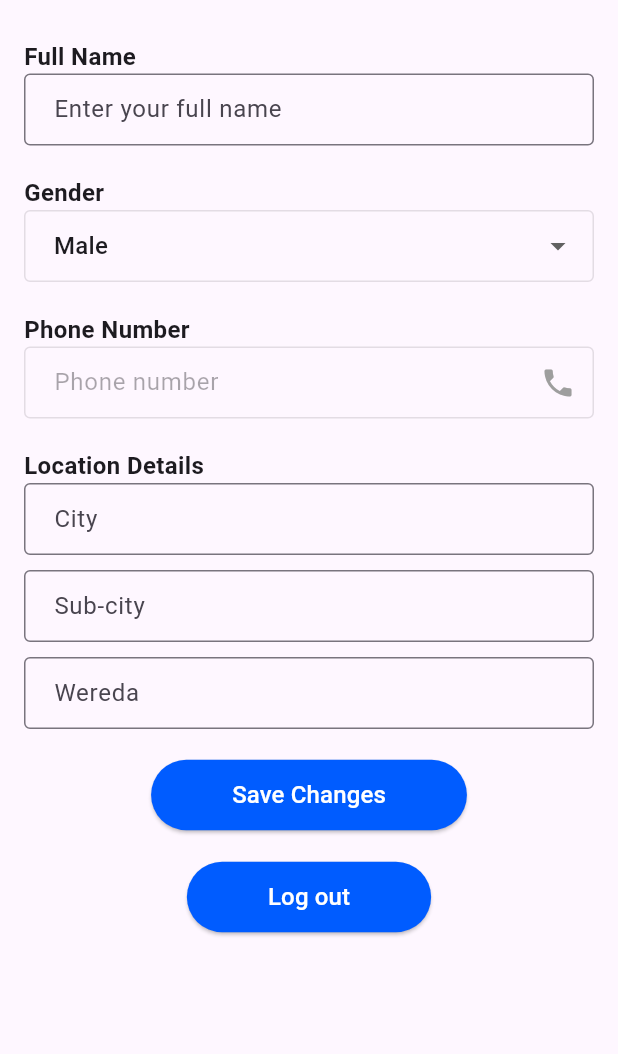
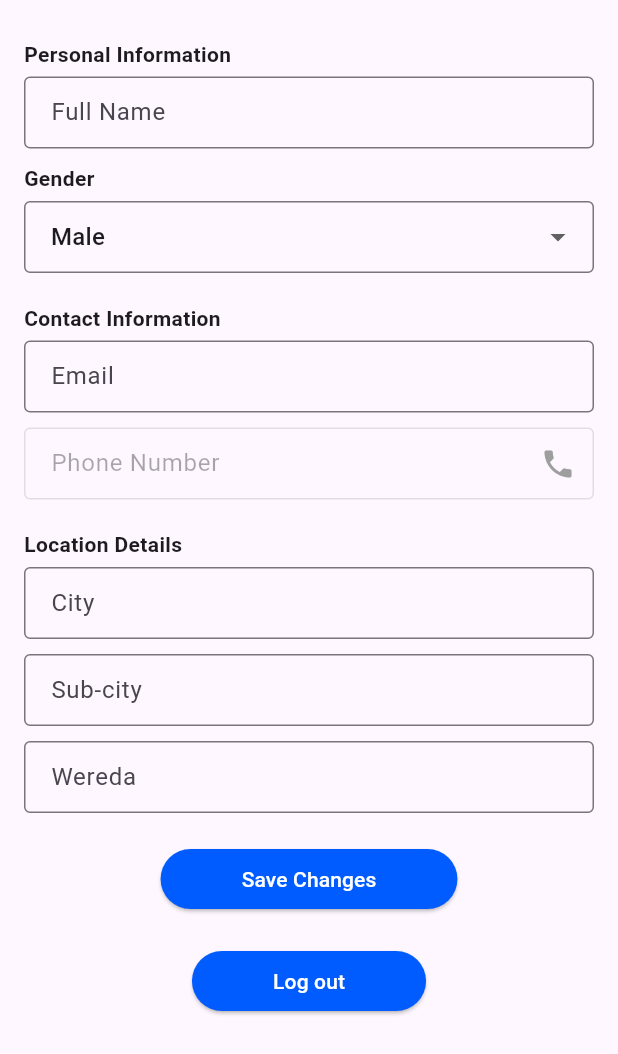
Before and after one commit to johnassefatheeth/eqube, a Flutter app: the ProfilePage screen opened by its route, on a phone screen of 412 x 824 dp. Shown: the top 1054 px of the screen. Run offline on Flutter 3.47's test engine with Material 3 defaults, Android fonts, the phone set to English and light mode, and no system bars; our stand-ins replace carousel_slider, curved_navigation_bar, image_picker, shared_preferences, smooth_page_indicator; missing offline and left inert: dart:html; accounts and stored records are empty; network calls fail.

```diff
--- a/lib/pages/profile.dart
+++ b/lib/pages/profile.dart
@@ -12,25 +12,21 @@ class ProfilePage extends StatefulWidget {
 }
 
 class _ProfilePageState extends State<ProfilePage> {
-  late AuthProvider authProvider; // Declare but don't initialize yet
+  late AuthProvider authProvider;
 
-  // Define text controllers
   final TextEditingController _fullNameController = TextEditingController();
+  final TextEditingController _emailController = TextEditingController();
+  final TextEditingController _phoneController = TextEditingController();
   final TextEditingController _cityController = TextEditingController();
   final TextEditingController _subCityController = TextEditingController();
   final TextEditingController _weredaController = TextEditingController();
-  final TextEditingController _phoneController = TextEditingController();
 
-  String _gender = 'Male'; // Default gender
-
+  String _gender = 'Male';
   bool _isLoading = true;
 
-
-
-  // Function to fetch user data from API
   Future<void> _fetchUserData() async {
     final url = 'http://localhost:8080/api/users/user-data';
-    String? token = authProvider.token;  // Get the token from authProvider
+    String? token = authProvider.token;
 
     try {
       final response = await http.get(Uri.parse(url), headers: {
@@ -43,6 +39,7 @@ class _ProfilePageState extends State<ProfilePage> {
 
         setState(() {
           _fullNameController.text = user['name'];
+          _emailController.text = user['email'];
           _phoneController.text = user['phone'];
           _cityController.text = user['city'];
           _subCityController.text = user['subCity'];
@@ -63,58 +60,54 @@ class _ProfilePageState extends State<ProfilePage> {
   }
 
   Future<void> _changeProfile() async {
-
-
-
-    // Show loading indicator
     showDialog(
       context: context,
       barrierDismissible: false,
-      builder: (context) => Center(child: CircularProgressIndicator()),
+      builder: (context) => const Center(child: CircularProgressIndicator()),
     );
+
     String? token = authProvider.token;
 
     try {
-      // Make API call to change profile
       final response = await http.put(
-        Uri.parse('http://localhost:8080/api/users/profile'), // Use the correct endpoint here
+        Uri.parse('http://localhost:8080/api/users/profile'),
         headers: {
           'Authorization': 'Bearer $token',
           'Content-Type': 'application/json',
         },
         body: json.encode({
-          'name':_fullNameController.text,
-          'phone':_phoneController.text,
-          'gender':_gender,
-          'city':_cityController.text,
-          'subCity':_subCityController.text,
-          'woreda':_weredaController.text,
+          'name': _fullNameController.text,
+          'email': _emailController.text,
+          'phone': _phoneController.text,
+          'gender': _gender,
+          'city': _cityController.text,
+          'subCity': _subCityController.text,
+          'woreda': _weredaController.text,
         }),
       );
 
-      Navigator.pop(context); // Close the loading indicator
+      Navigator.pop(context);
 
       if (response.statusCode == 200) {
-        // Success response
-        ScaffoldMessenger.of(context).showSnackBar(SnackBar(content: Text('Profile edited successfully!')));
+        ScaffoldMessenger.of(context).showSnackBar(
+            const SnackBar(content: Text('Profile updated successfully!')));
       } else {
-        // Handle errors from backend
         final responseBody = json.decode(response.body);
-        String message = responseBody['message'] ?? 'Error editing profile';
-        ScaffoldMessenger.of(context).showSnackBar(SnackBar(content: Text(message)));
+        String message = responseBody['message'] ?? 'Error updating profile';
+        ScaffoldMessenger.of(context)
+            .showSnackBar(SnackBar(content: Text(message)));
       }
     } catch (error) {
-      Navigator.pop(context); // Close the loading indicator
-      ScaffoldMessenger.of(context).showSnackBar(SnackBar(content: Text('Failed to change password. Please try again.')));
+      Navigator.pop(context);
+      ScaffoldMessenger.of(context).showSnackBar(const SnackBar(
+          content: Text('Failed to update profile. Please try again.')));
     }
   }
 
   @override
   void didChangeDependencies() {
     super.didChangeDependencies();
-    // Initialize authProvider in didChangeDependencies instead of initState
     authProvider = Provider.of<AuthProvider>(context);
-    // Fetch user data when dependencies are ready
     if (_isLoading) {
       _fetchUserData();
     }
@@ -123,35 +116,38 @@ class _ProfilePageState extends State<ProfilePage> {
   @override
   Widget build(BuildContext context) {
     if (_isLoading) {
-      return Scaffold(
-        extendBody: true,
+      return const Scaffold(
         body: Center(child: CircularProgressIndicator()),
       );
     }
 
     return Scaffold(
       body: SingleChildScrollView(
-        padding: EdgeInsets.all(16.0),
+        padding: const EdgeInsets.all(16.0),
         child: Column(
           crossAxisAlignment: CrossAxisAlignment.start,
           children: [
+            const SizedBox(height: 10),
 
-            SizedBox(height: 10),
-
-            // Full Name
-            Text('Full Name', style: TextStyle(fontSize: 16, fontWeight: FontWeight.bold)),
+            // Personal Info
+            const Text('Personal Information',
+                style: TextStyle(fontSize: 14, fontWeight: FontWeight.bold)),
+            const SizedBox(height: 5),
             TextField(
               controller: _fullNameController,
-              decoration: InputDecoration(
-                hintText: 'Enter your full name',
+              decoration: const InputDecoration(
+                hintText: 'Full Name',
                 border: OutlineInputBorder(),
-                contentPadding: EdgeInsets.symmetric(vertical: 12, horizontal: 16),
+                contentPadding:
+                    EdgeInsets.symmetric(vertical: 10, horizontal: 14),
               ),
             ),
-            SizedBox(height: 20),
+            const SizedBox(height: 10),
 
             // Gender
-            Text('Gender', style: TextStyle(fontSize: 16, fontWeight: FontWeight.bold)),
+            const Text('Gender',
+                style: TextStyle(fontSize: 14, fontWeight: FontWeight.bold)),
+            const SizedBox(height: 5),
             DropdownButtonFormField<String>(
               value: _gender,
               onChanged: (newValue) {
@@ -160,100 +156,119 @@ class _ProfilePageState extends State<ProfilePage> {
                 });
               },
               items: ['Male', 'Female']
-                  .map((gender) => DropdownMenuItem(
-                        value: gender,
-                        child: Text(gender),
-                      ))
+                  .map((gender) =>
+                      DropdownMenuItem(value: gender, child: Text(gender)))
                   .toList(),
-              decoration: InputDecoration(
+              decoration: const InputDecoration(
                 border: OutlineInputBorder(),
-                contentPadding: EdgeInsets.symmetric(vertical: 12, horizontal: 16),
-                enabled: false
+                contentPadding:
+                    EdgeInsets.symmetric(vertical: 10, horizontal: 14),
               ),
             ),
-            SizedBox(height: 20),
+            const SizedBox(height: 20),
 
-            // Phone Number (non-editable)
-            Text('Phone Number', style: TextStyle(fontSize: 16, fontWeight: FontWeight.bold)),
+            // Contact Information
+            const Text('Contact Information',
+                style: TextStyle(fontSize: 14, fontWeight: FontWeight.bold)),
+            const SizedBox(height: 5),
+            TextField(
+              controller: _emailController,
+              decoration: const InputDecoration(
+                hintText: 'Email',
+                border: OutlineInputBorder(),
+                contentPadding:
+                    EdgeInsets.symmetric(vertical: 10, horizontal: 14),
+              ),
+            ),
+            const SizedBox(height: 10),
             TextField(
               controller: _phoneController,
-              decoration: InputDecoration(
-                hintText: 'Phone number',
+              decoration: const InputDecoration(
+                hintText: 'Phone Number',
                 enabled: false,
                 border: OutlineInputBorder(),
-                contentPadding: EdgeInsets.symmetric(vertical: 12, horizontal: 16),
+                contentPadding:
+                    EdgeInsets.symmetric(vertical: 10, horizontal: 14),
                 suffixIcon: Icon(Icons.phone, color: Colors.grey),
               ),
             ),
-            SizedBox(height: 20),
+            const SizedBox(height: 20),
 
-            // Location (City, Sub-city, Wereda)
-            Text('Location Details', style: TextStyle(fontSize: 16, fontWeight: FontWeight.bold)),
+            // Location Details
+            const Text('Location Details',
+                style: TextStyle(fontSize: 14, fontWeight: FontWeight.bold)),
+            const SizedBox(height: 5),
             TextField(
               controller: _cityController,
-              decoration: InputDecoration(
+              decoration: const InputDecoration(
                 hintText: 'City',
                 border: OutlineInputBorder(),
-                contentPadding: EdgeInsets.symmetric(vertical: 12, horizontal: 16),
+                contentPadding:
+                    EdgeInsets.symmetric(vertical: 10, horizontal: 14),
               ),
             ),
-            SizedBox(height: 10),
+            const SizedBox(height: 10),
             TextField(
               controller: _subCityController,
-              decoration: InputDecoration(
+              decoration: const InputDecoration(
                 hintText: 'Sub-city',
                 border: OutlineInputBorder(),
-                contentPadding: EdgeInsets.symmetric(vertical: 12, horizontal: 16),
+                contentPadding:
+                    EdgeInsets.symmetric(vertical: 10, horizontal: 14),
               ),
             ),
-            SizedBox(height: 10),
+            const SizedBox(height: 10),
             TextField(
               controller: _weredaController,
-              decoration: InputDecoration(
+              decoration: const InputDecoration(
                 hintText: 'Wereda',
                 border: OutlineInputBorder(),
-                contentPadding: EdgeInsets.symmetric(vertical: 12, horizontal: 16),
+                contentPadding:
+                    EdgeInsets.symmetric(vertical: 10, horizontal: 14),
               ),
             ),
-            SizedBox(height: 20),
+            const SizedBox(height: 20),
 
             // Save Changes Button
             Center(
               child: ElevatedButton(
                 onPressed: _changeProfile,
                 style: ElevatedButton.styleFrom(
-                  backgroundColor: Color(0xFF005CFF),
+                  backgroundColor: const Color(0xFF005CFF),
                   shape: RoundedRectangleBorder(
                     borderRadius: BorderRadius.circular(30),
                   ),
                 ),
-                child: Padding(
-                  padding: EdgeInsets.symmetric(vertical: 12, horizontal: 30),
-                  child: Text('Save Changes', style: TextStyle(color: Colors.white, fontSize: 16)),
+                child: const Padding(
+                  padding: EdgeInsets.symmetric(vertical: 10, horizontal: 30),
+                  child: Text('Save Changes',
+                      style: TextStyle(color: Colors.white, fontSize: 14)),
                 ),
               ),
             ),
-            SizedBox(height: 20),
+            const SizedBox(height: 20),
+
+            // Logout Button
             Center(
               child: ElevatedButton(
                 onPressed: () {
-
                   authProvider.setToken('');
                   Navigator.pushReplacementNamed(context, '/signin');
                 },
                 style: ElevatedButton.styleFrom(
-                  backgroundColor: Color(0xFF005CFF),
+                  backgroundColor: const Color(0xFF005CFF),
                   shape: RoundedRectangleBorder(
                     borderRadius: BorderRadius.circular(30),
                   ),
                 ),
-                child: Padding(
-                  padding: EdgeInsets.symmetric(vertical: 12, horizontal: 30),
-                  child: Text('Log out', style: TextStyle(color: Colors.white, fontSize: 16)),
+                child: const Padding(
+                  padding: EdgeInsets.symmetric(vertical: 10, horizontal: 30),
+                  child: Text('Log out',
+                      style: TextStyle(color: Colors.white, fontSize: 14)),
                 ),
               ),
             ),
-            SizedBox(height: 80),
+            const SizedBox(height: 80),
           ],
         ),
       ),
--- a/lib/pages/submitpayemnet.dart
+++ b/lib/pages/submitpayemnet.dart
@@ -261,7 +261,7 @@ class _DepositPageState extends State<DepositPage> {
                   padding: EdgeInsets.symmetric(vertical: 12, horizontal: 30),
                   child: Text(
                     'Submit Deposit Request',
-                    style: TextStyle(fontSize: 18),
+                    style: TextStyle(fontSize: 18,color: Colors.white),
                   ),
                 ),
                 style: ElevatedButton.styleFrom(
```
